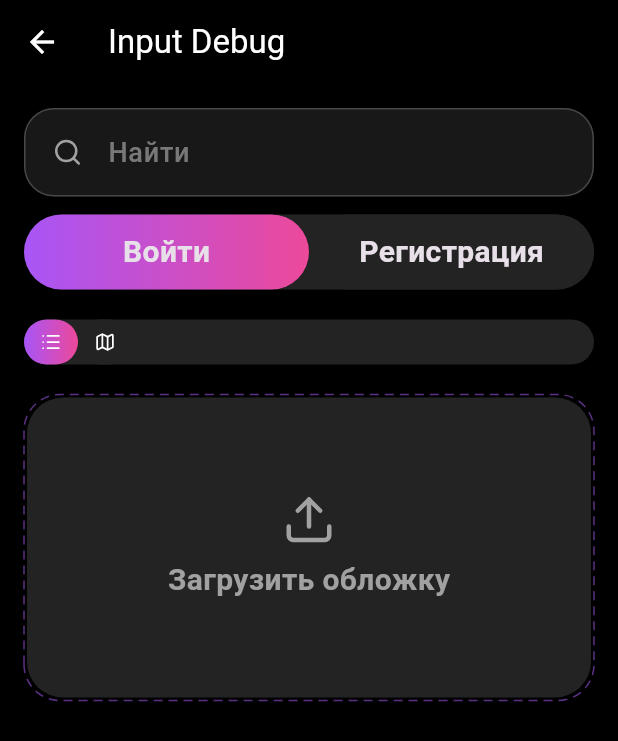
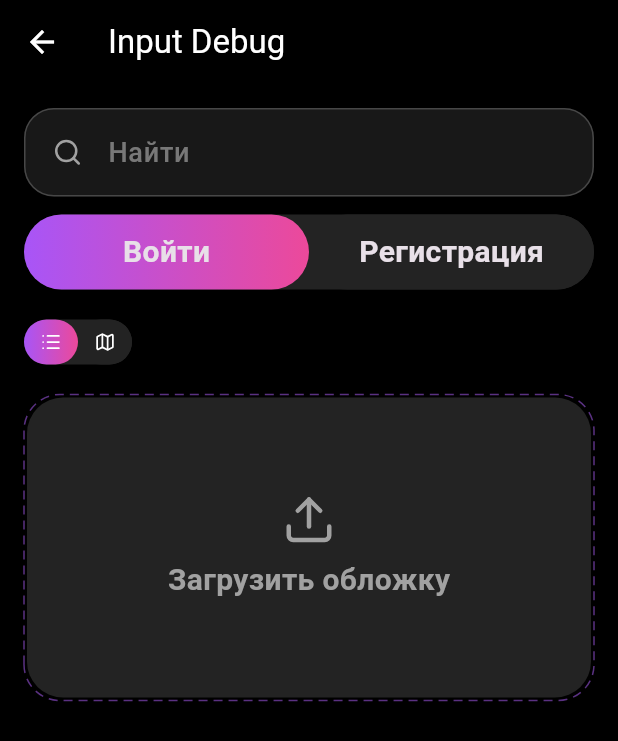
Before and after one commit to Solomon1239/Yandex-Dance-Flutter-App, a Flutter app: the InputDebugPage screen opened directly, on a phone screen of 412 x 824 dp. Shown: the top 741 px of the screen. Run offline on Flutter 3.47's test engine with Material 3 defaults, Android fonts, the phone set to English and light mode, and no system bars; drawn by our look-alikes of dotted_border; our stand-ins replace cached_network_image, cloud_firestore, equatable, firebase_auth, firebase_core, firebase_storage and 7 more; missing offline and left inert: video_compress, yx_state; accounts and stored records are empty; Roboto replaces fonts that are missing (Outfit).

Commit message:
fix switcher

```diff
--- a/lib/core/ui/widgets/switcher/switcher.dart
+++ b/lib/core/ui/widgets/switcher/switcher.dart
@@ -36,7 +36,7 @@ class _AppSegmentedControlState extends State<AppSegmentedControl> {
 
   @override
   Widget build(BuildContext context) {
-    return Container(
+    final content = Container(
       height: widget.height,
       padding: EdgeInsets.symmetric(horizontal: widget.horizontalPadding),
       decoration: BoxDecoration(
@@ -44,6 +44,7 @@ class _AppSegmentedControlState extends State<AppSegmentedControl> {
         borderRadius: BorderRadius.circular(30),
       ),
       child: Row(
+        mainAxisSize: widget.expandItems ? MainAxisSize.max : MainAxisSize.min,
         children: List.generate(widget.items.length, (index) {
           final isSelected = selectedIndex == index;
 
@@ -54,12 +55,15 @@ class _AppSegmentedControlState extends State<AppSegmentedControl> {
             child: widget.items[index],
           );
 
-          return widget.expandItems
-              ? Expanded(child: child)
-              : IntrinsicWidth(child: child);
+          return widget.expandItems ? Expanded(child: child) : child;
         }),
       ),
     );
+
+    // Если не нужно растягивать, не оборачиваем в дополнительный SizedBox
+    return widget.expandItems
+        ? content
+        : Row(mainAxisSize: MainAxisSize.min, children: [content]);
   }
 
   void _onItemTap(int index) {
```
